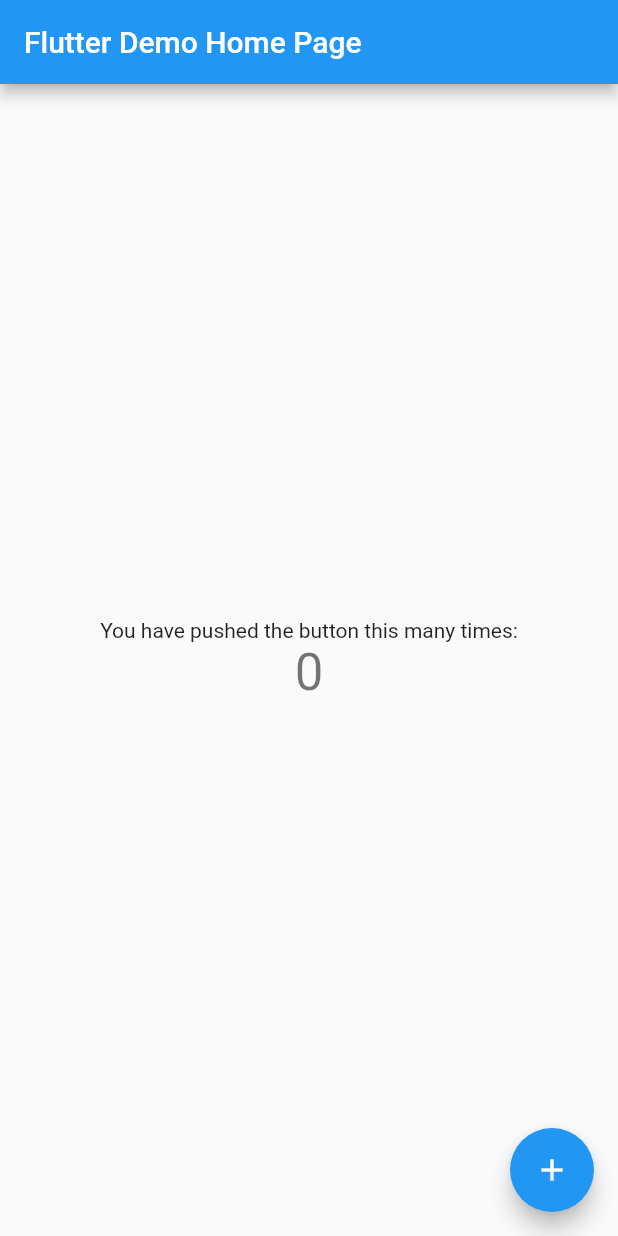
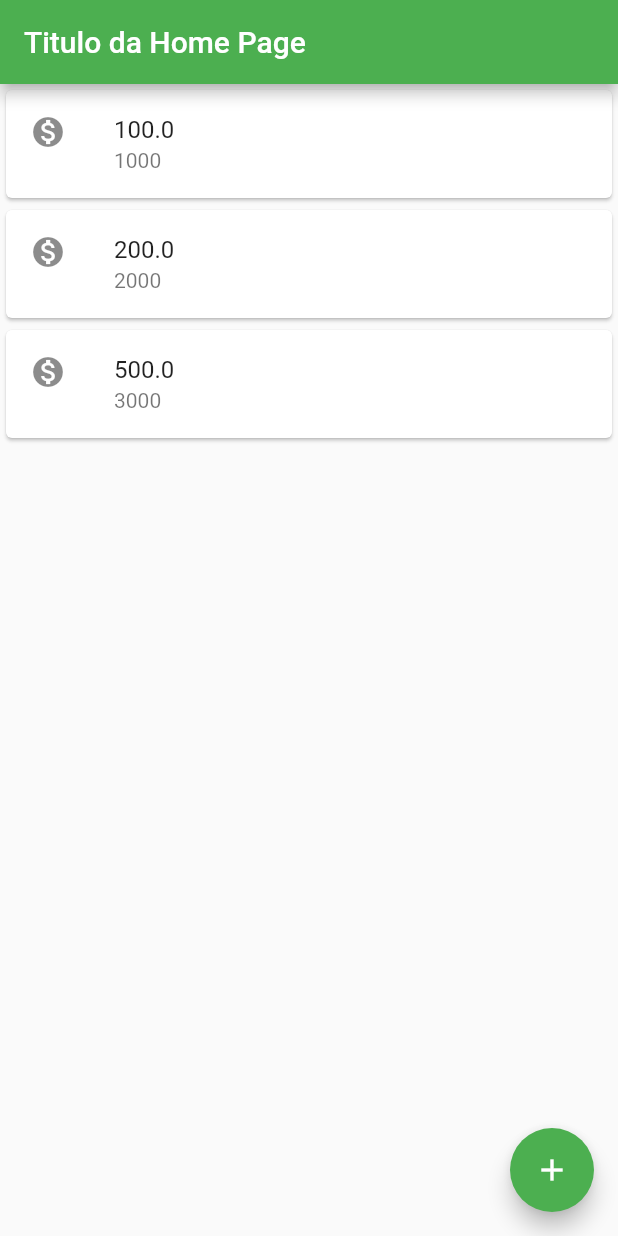
Before and after one commit to LuizNach/Bytebank, a Flutter app: the screen it shows after launch, on a phone screen of 412 x 824 dp. Run offline on Flutter 3.47's test engine with Material 2 defaults, Android fonts, the phone set to English and light mode, and no system bars.

Commit message:
Aula2 initial refactor

```diff
--- a/lib/main.dart
+++ b/lib/main.dart
@@ -7,7 +7,7 @@ class MyApp extends StatelessWidget {
   @override
   Widget build(BuildContext context) {
     return MaterialApp(
-      title: 'Flutter Demo',
+      title: 'Nome do App',
       theme: ThemeData(
         // This is the theme of your application.
         //
@@ -18,94 +18,67 @@ class MyApp extends StatelessWidget {
         // or simply save your changes to "hot reload" in a Flutter IDE).
         // Notice that the counter didn't reset back to zero; the application
         // is not restarted.
-        primarySwatch: Colors.blue,
+        primarySwatch: Colors.green,
       ),
-      home: MyHomePage(title: 'Flutter Demo Home Page'),
+      home: new MyHomePage(title: 'Titulo da Home Page'),
     );
   }
 }
 
-class MyHomePage extends StatefulWidget {
-  MyHomePage({Key key, this.title}) : super(key: key);
+class MyHomePage extends StatelessWidget {
 
-  // This widget is the home page of your application. It is stateful, meaning
-  // that it has a State object (defined below) that contains fields that affect
-  // how it looks.
-
-  // This class is the configuration for the state. It holds the values (in this
-  // case the title) provided by the parent (in this case the App widget) and
-  // used by the build method of the State. Fields in a Widget subclass are
-  // always marked "final".
+  MyHomePage({this.title});
 
   final String title;
 
   @override
-  _MyHomePageState createState() => _MyHomePageState();
+  Widget build(BuildContext context) {
+    return Scaffold(
+      appBar: AppBar(title: Text(this.title)),
+      body: ListaTransferencias(),
+      floatingActionButton: FloatingActionButton(onPressed: null, child: Icon(Icons.add)),
+    );
+  }
+
 }
 
-class _MyHomePageState extends State<MyHomePage> {
-  int _counter = 0;
-
-  void _incrementCounter() {
-    setState(() {
-      // This call to setState tells the Flutter framework that something has
-      // changed in this State, which causes it to rerun the build method below
-      // so that the display can reflect the updated values. If we changed
-      // _counter without calling setState(), then the build method would not be
-      // called again, and so nothing would appear to happen.
-      _counter++;
-    });
-  }
+class ListaTransferencias extends StatelessWidget {
 
   @override
   Widget build(BuildContext context) {
-    // This method is rerun every time setState is called, for instance as done
-    // by the _incrementCounter method above.
-    //
-    // The Flutter framework has been optimized to make rerunning build methods
-    // fast, so that you can just rebuild anything that needs updating rather
-    // than having to individually change instances of widgets.
-    return Scaffold(
-      appBar: AppBar(
-        // Here we take the value from the MyHomePage object that was created by
-        // the App.build method, and use it to set our appbar title.
-        title: Text(widget.title),
-      ),
-      body: Center(
-        // Center is a layout widget. It takes a single child and positions it
-        // in the middle of the parent.
-        child: Column(
-          // Column is also a layout widget. It takes a list of children and
-          // arranges them vertically. By default, it sizes itself to fit its
-          // children horizontally, and tries to be as tall as its parent.
-          //
-          // Invoke "debug painting" (press "p" in the console, choose the
-          // "Toggle Debug Paint" action from the Flutter Inspector in Android
-          // Studio, or the "Toggle Debug Paint" command in Visual Studio Code)
-          // to see the wireframe for each widget.
-          //
-          // Column has various properties to control how it sizes itself and
-          // how it positions its children. Here we use mainAxisAlignment to
-          // center the children vertically; the main axis here is the vertical
-          // axis because Columns are vertical (the cross axis would be
-          // horizontal).
-          mainAxisAlignment: MainAxisAlignment.center,
-          children: <Widget>[
-            Text(
-              'You have pushed the button this many times:',
-            ),
-            Text(
-              '$_counter',
-              style: Theme.of(context).textTheme.display1,
-            ),
-          ],
-        ),
-      ),
-      floatingActionButton: FloatingActionButton(
-        onPressed: _incrementCounter,
-        tooltip: 'Increment',
-        child: Icon(Icons.add),
-      ), // This trailing comma makes auto-formatting nicer for build methods.
+    return Column(
+      children:<Widget>[
+        ItemTransferencia(Transferencia(100,1000)),
+        ItemTransferencia(Transferencia(200,2000)),
+        ItemTransferencia(Transferencia(500,3000)),
+      ],
     );
   }
 }
+
+class ItemTransferencia extends StatelessWidget {
+
+  final Transferencia transferencia;
+
+  ItemTransferencia(this.transferencia);
+
+  @override
+  Widget build(BuildContext context) {
+    return Card(
+      child: ListTile(
+        title: Text(this.transferencia.valor.toString()),
+        subtitle: Text(this.transferencia.conta.toString()),
+        leading: Icon(Icons.monetization_on),
+      ),
+    );
+  }
+}
+
+class Transferencia {
+
+  final double valor;
+  final int conta;
+
+  Transferencia(this.valor,this.conta);
+
+}
```
